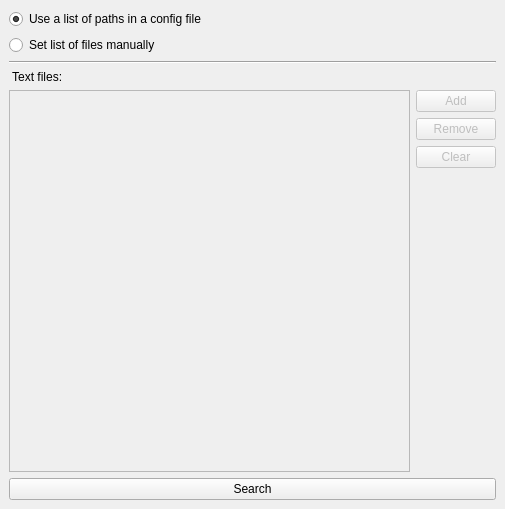
First picture: the form in src/mainwindow.ui, repository DarkHunteR73/search_engine, before the edit.
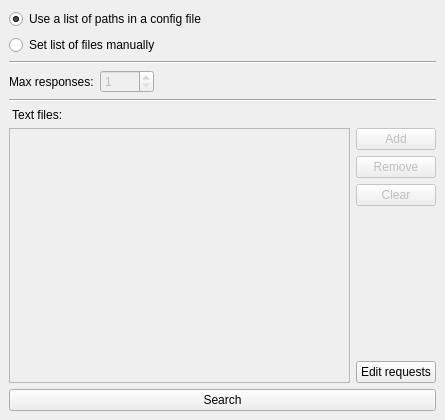
Second picture: the form after the edit.

Commit message: requesteditor class added

```diff
--- a/src/mainwindow.ui
+++ b/src/mainwindow.ui
@@ -6,8 +6,8 @@
    <rect>
     <x>0</x>
     <y>0</y>
-    <width>505</width>
-    <height>509</height>
+    <width>445</width>
+    <height>420</height>
    </rect>
   </property>
   <widget class="QWidget" name="centralwidget">
@@ -38,6 +38,62 @@
         </property>
        </widget>
       </item>
+      <item>
+       <layout class="QHBoxLayout" name="horizontalLayout_2">
+        <property name="topMargin">
+         <number>0</number>
+        </property>
+        <property name="bottomMargin">
+         <number>0</number>
+        </property>
+        <item>
+         <widget class="QLabel" name="label_2">
+          <property name="text">
+           <string>Max responses:</string>
+          </property>
+         </widget>
+        </item>
+        <item>
+         <widget class="QSpinBox" name="maxResponsesBox">
+          <property name="enabled">
+           <bool>false</bool>
+          </property>
+          <property name="sizePolicy">
+           <sizepolicy hsizetype="Minimum" vsizetype="Fixed">
+            <horstretch>0</horstretch>
+            <verstretch>0</verstretch>
+           </sizepolicy>
+          </property>
+          <property name="minimum">
+           <number>1</number>
+          </property>
+          <property name="maximum">
+           <number>9999</number>
+          </property>
+         </widget>
+        </item>
+        <item>
+         <spacer name="horizontalSpacer">
+          <property name="orientation">
+           <enum>Qt::Horizontal</enum>
+          </property>
+          <property name="sizeHint" stdset="0">
+           <size>
+            <width>40</width>
+            <height>20</height>
+           </size>
+          </property>
+         </spacer>
+        </item>
+       </layout>
+      </item>
+      <item>
+       <widget class="Line" name="line_2">
+        <property name="orientation">
+         <enum>Qt::Horizontal</enum>
+        </property>
+       </widget>
+      </item>
       <item>
        <widget class="QLabel" name="label">
         <property name="text">
@@ -115,6 +171,19 @@
             </property>
            </spacer>
           </item>
+          <item>
+           <widget class="QPushButton" name="editButton">
+            <property name="text">
+             <string>Edit requests</string>
+            </property>
+            <property name="checkable">
+             <bool>false</bool>
+            </property>
+            <property name="checked">
+             <bool>false</bool>
+            </property>
+           </widget>
+          </item>
          </layout>
         </item>
        </layout>
```
Left out of the diff: 110 changed lines with no effect on the pictures. The commit also changes 8 other files.
